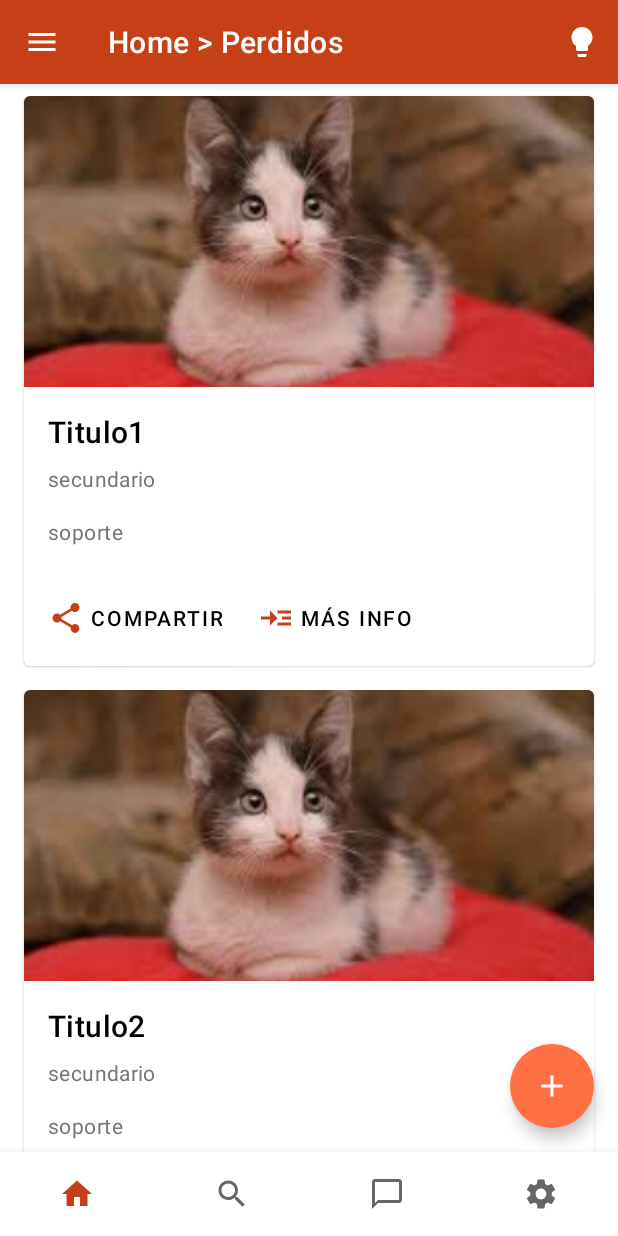
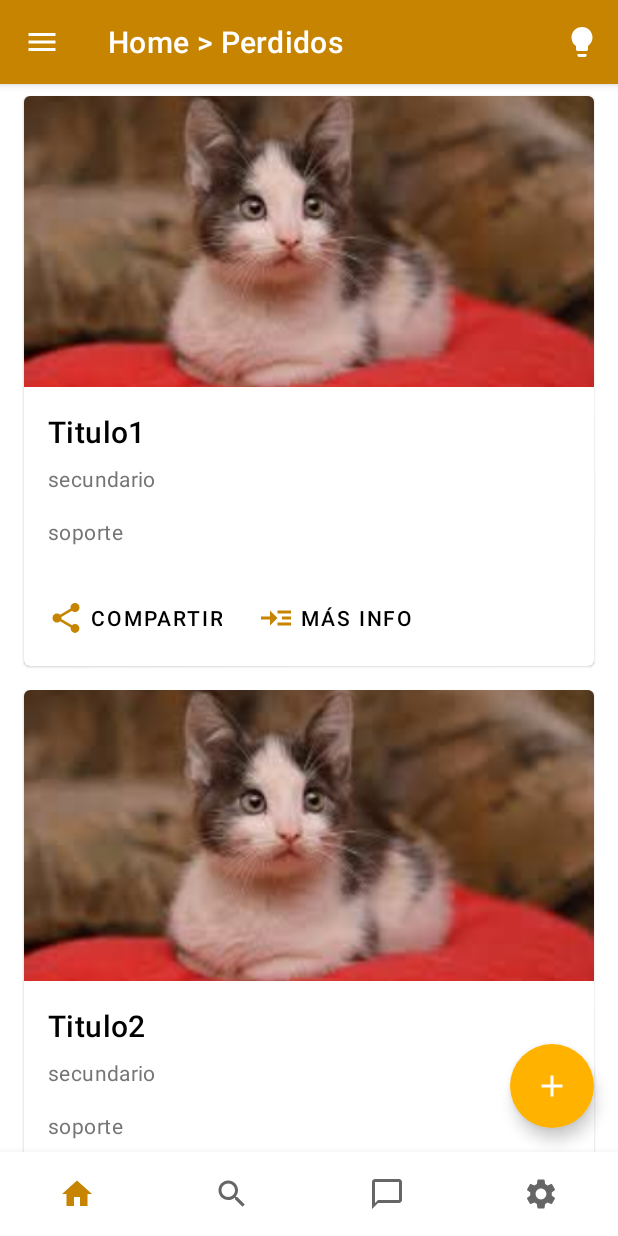
Before and after one commit to fideldalmasso/Patitas, an Android app: the screen it shows after launch (MainActivity), on a phone screen of 412 x 824 dp. Run offline under Robolectric (Android 15) with nearby library versions, the phone set to English and light mode, and no system bars; our stand-ins replace Firebase (no records; nobody signed in at launch, a user with empty details on screens opened directly).

Commit message:
Agrego opciones de color

```diff
--- a/app/src/main/res/values/colors.xml
+++ b/app/src/main/res/values/colors.xml
@@ -5,8 +5,22 @@
     <color name="gris1">#757575</color>
     <color name="gris2">#91A3B5</color>
 
-    <color name="primaryColor">#ff7043</color>
-    <color name="primaryLightColor">#ffa270</color>
-    <color name="primaryDarkColor">#c63f17</color>
+<!--    Rojo claro (Original)-->
+<!--    <color name="primaryColor">#ff7043</color>-->
+<!--    <color name="primaryLightColor">#ffa270</color>-->
+<!--    <color name="primaryDarkColor">#c63f17</color>-->
+<!--    <color name="primaryTextColor">#000000</color>-->
+
+<!--    Ambar (este me gusta)-->
+    <color name="primaryColor">#ffb300</color>
+    <color name="primaryLightColor">#ffe54c</color>
+    <color name="primaryDarkColor">#c68400</color>
     <color name="primaryTextColor">#000000</color>
+
+
+<!--    Rosa (tb me gusta) -->
+<!--    <color name="primaryColor">#ec407a</color>-->
+<!--    <color name="primaryLightColor">#ff77a9</color>-->
+<!--    <color name="primaryDarkColor">#b4004e</color>-->
+<!--    <color name="primaryTextColor">#000000</color>-->
 </resources>
```
